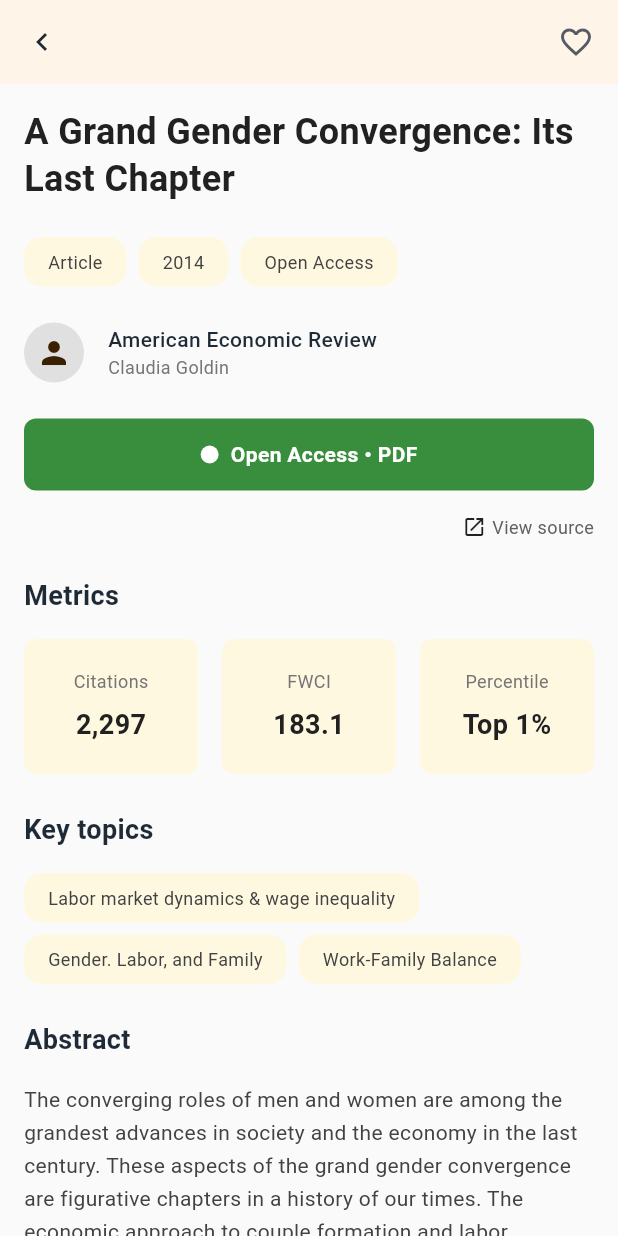
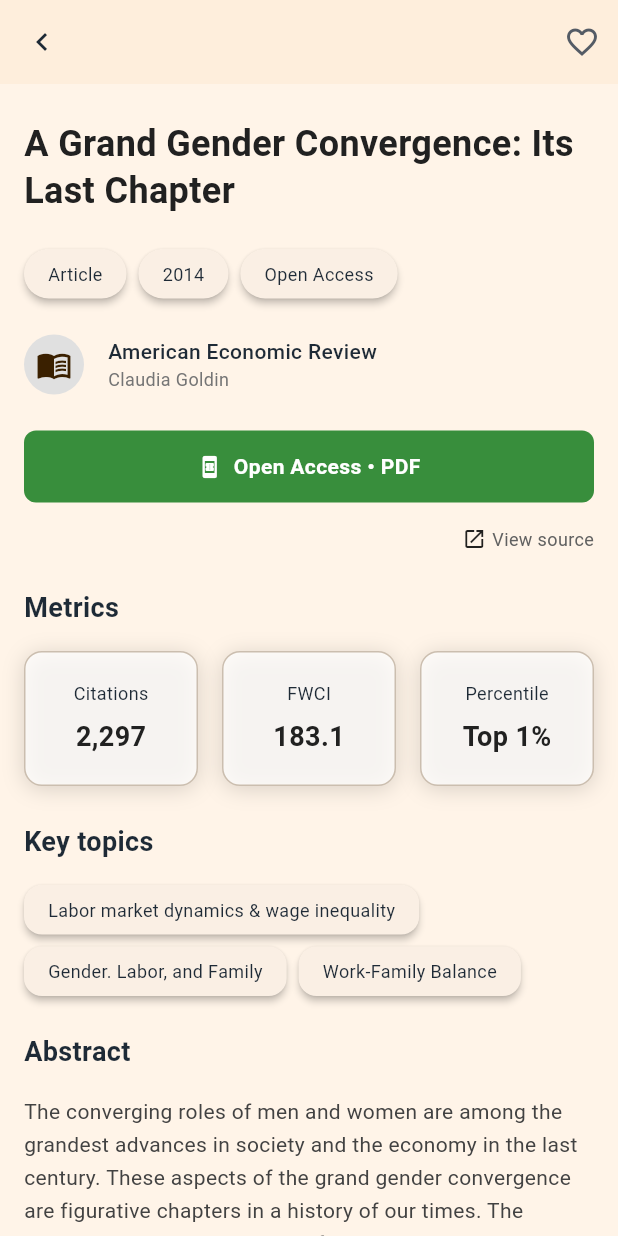
Before and after one commit to MateoManolio/artemis_app, a Flutter app: the DetailsPage screen opened by its route, on a phone screen of 412 x 824 dp. Run offline on Flutter 3.47's test engine with Material 3 defaults, Android fonts, the light colour scheme and no system bars; our stand-ins replace cached_network_image, firebase_auth, firebase_core, flutter_riverpod, go_router, google_sign_in and 1 more; accounts and stored records are empty; generated files the repository leaves out were written again.

Commit message:
:lipstick: improve detail page ui

```diff
--- a/lib/src/presentation/pages/details/details_page.dart
+++ b/lib/src/presentation/pages/details/details_page.dart
@@ -1,4 +1,5 @@
 import 'package:flutter/material.dart';
+import 'package:flutter/services.dart';
 import 'package:go_router/go_router.dart';
 import 'package:artemis_app/src/presentation/pages/details/widgets/article_title.dart';
 import 'package:artemis_app/src/presentation/pages/details/widgets/article_tags.dart';
@@ -21,19 +22,31 @@ class DetailsPage extends StatelessWidget {
   @override
   Widget build(BuildContext context) {
     return Scaffold(
-      backgroundColor: Colors.grey[50],
+      extendBodyBehindAppBar: true,
       appBar: AppBar(
         leading: IconButton(
           icon: const Icon(Icons.chevron_left),
           onPressed: () => context.pop(),
         ),
+        backgroundColor: Colors.transparent,
+        elevation: 3,
+        systemOverlayStyle: const SystemUiOverlayStyle(
+          statusBarColor: Colors.transparent,
+        ),
         actions: [
-          Icon(Icons.favorite_border),
-          SizedBox(width: _spacing),
+          IconButton(
+            icon: const Icon(Icons.favorite_border),
+            onPressed: () {},
+          ),
         ],
       ),
       body: SingleChildScrollView(
-        padding: EdgeInsets.all(_spacing),
+        padding: EdgeInsets.only(
+          top: MediaQuery.of(context).padding.top + 80,
+          left: _spacing,
+          right: _spacing,
+          bottom: _spacing,
+        ),
         child: Column(
           crossAxisAlignment: CrossAxisAlignment.start,
           children: [
@@ -74,7 +87,7 @@ class DetailsPage extends StatelessWidget {
                   'Labor market dynamics & wage inequality',
                   'Gender. Labor, and Family',
                   'Work-Family Balance',
-                ]),
+                ], borderRadius: 12.0),
               ],
             ),
             SizedBox(height: _spacingLarge),
--- a/lib/src/presentation/pages/details/widgets/article_tags.dart
+++ b/lib/src/presentation/pages/details/widgets/article_tags.dart
@@ -4,12 +4,13 @@ class ArticleTags extends StatelessWidget {
   final List<String> tags;
 
   static const double _tagPadding = 8.0;
-  static const double _tagBorderRadius = 12.0;
   static const double _tagSpacing = 8.0;
+  final double borderRadius;
 
   const ArticleTags({
     super.key,
     required this.tags,
+    this.borderRadius = 24.0,
   });
 
   @override
@@ -17,25 +18,26 @@ class ArticleTags extends StatelessWidget {
     return Wrap(
       spacing: _tagSpacing,
       runSpacing: _tagSpacing,
-      children: tags.map((tag) => _buildTag(tag)).toList(),
+      children: tags.map((tag) => _buildTag(tag, Theme.of(context).colorScheme)).toList(),
     );
   }
 
-  Widget _buildTag(String text) {
-    return Container(
+  Widget _buildTag(String text, ColorScheme colorScheme) {
+    return Material(
+      elevation: 2,
+      borderRadius: BorderRadius.circular(borderRadius),
+      color: colorScheme.surfaceContainerLow,
+      child: Padding(
         padding: EdgeInsets.symmetric(
           horizontal: _tagPadding * 2,
           vertical: _tagPadding,
-      ),
-      decoration: BoxDecoration(
-        color: Colors.amber[50],
-        borderRadius: BorderRadius.circular(_tagBorderRadius),
         ),
         child: Text(
           text,
           style: TextStyle(
             fontSize: 12,
-          color: Colors.grey[800],
+            color: colorScheme.onSurface,
+          ),
         ),
       ),
     );
--- a/lib/src/presentation/pages/details/widgets/metric_card.dart
+++ b/lib/src/presentation/pages/details/widgets/metric_card.dart
@@ -7,7 +7,7 @@ class MetricCard extends StatelessWidget {
   static const double _cardHeight = 90.0;
   static const double _padding = 16.0;
   static const double _spacing = 8.0;
-
+  static const double _cardBorderRadius = 12.0;
   const MetricCard({
     super.key,
     required this.label,
@@ -16,11 +16,20 @@ class MetricCard extends StatelessWidget {
 
   @override
   Widget build(BuildContext context) {
+    final colorScheme = Theme.of(context).colorScheme;
     return Container(
       height: _cardHeight,
       decoration: BoxDecoration(
-        color: Colors.amber[50],
-        borderRadius: BorderRadius.circular(8),
+        color: Colors.white.withValues(alpha: 0.75),
+        borderRadius: BorderRadius.circular(_cardBorderRadius),
+        border: Border.all(color: colorScheme.outline),
+        boxShadow: [
+          BoxShadow(
+            color: colorScheme.shadow.withValues(alpha: 0.15),
+            blurRadius: 12,
+            offset: Offset(0, 2),
+          ),
+        ],
       ),
       child: Padding(
         padding: EdgeInsets.all(_padding),
@@ -31,7 +40,7 @@ class MetricCard extends StatelessWidget {
               label,
               style: TextStyle(
                 fontSize: 12,
-                color: Colors.grey[600],
+                color: colorScheme.onSurface,
               ),
             ),
             SizedBox(height: _spacing),
--- a/lib/src/presentation/pages/details/widgets/open_access_button.dart
+++ b/lib/src/presentation/pages/details/widgets/open_access_button.dart
@@ -25,14 +25,7 @@ class OpenAccessButton extends StatelessWidget {
           child: Row(
             mainAxisAlignment: MainAxisAlignment.center,
             children: [
-              Container(
-                width: 12,
-                height: 12,
-                decoration: BoxDecoration(
-                  shape: BoxShape.circle,
-                  color: Colors.white,
-                ),
-              ),
+             Icon(Icons.book_online, size: 16, color: Colors.white,),
               SizedBox(width: _spacing),
               Text(
                 'Open Access • PDF',
--- a/lib/src/presentation/pages/details/widgets/publication_info.dart
+++ b/lib/src/presentation/pages/details/widgets/publication_info.dart
@@ -20,7 +20,7 @@ class PublicationInfo extends StatelessWidget {
         CircleAvatar(
           radius: _avatarRadius,
           backgroundColor: Colors.grey[300],
-          child: Icon(Icons.person, size: 24),
+          child: Icon(Icons.menu_book, size: 24),
         ),
         SizedBox(width: _spacing),
         Expanded(
```
Also changed, not shown: lib/src/presentation/pages/details/providers/favorite_article_provider.dart (added). Lines whose indentation alone changed are shown as unchanged.
